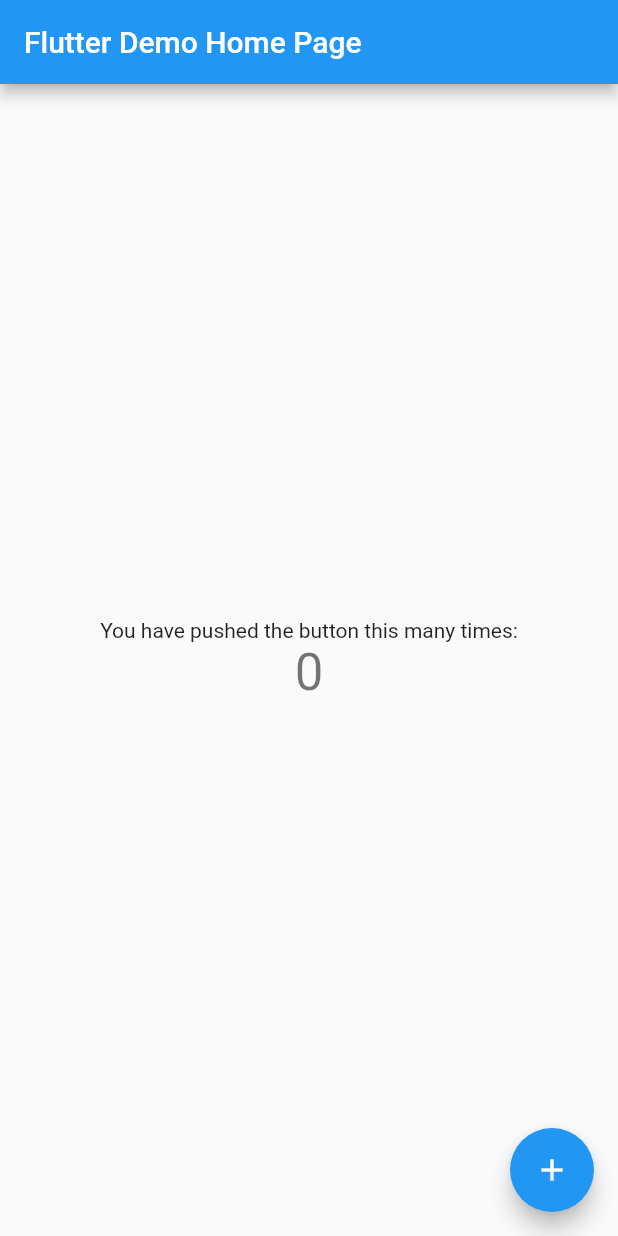
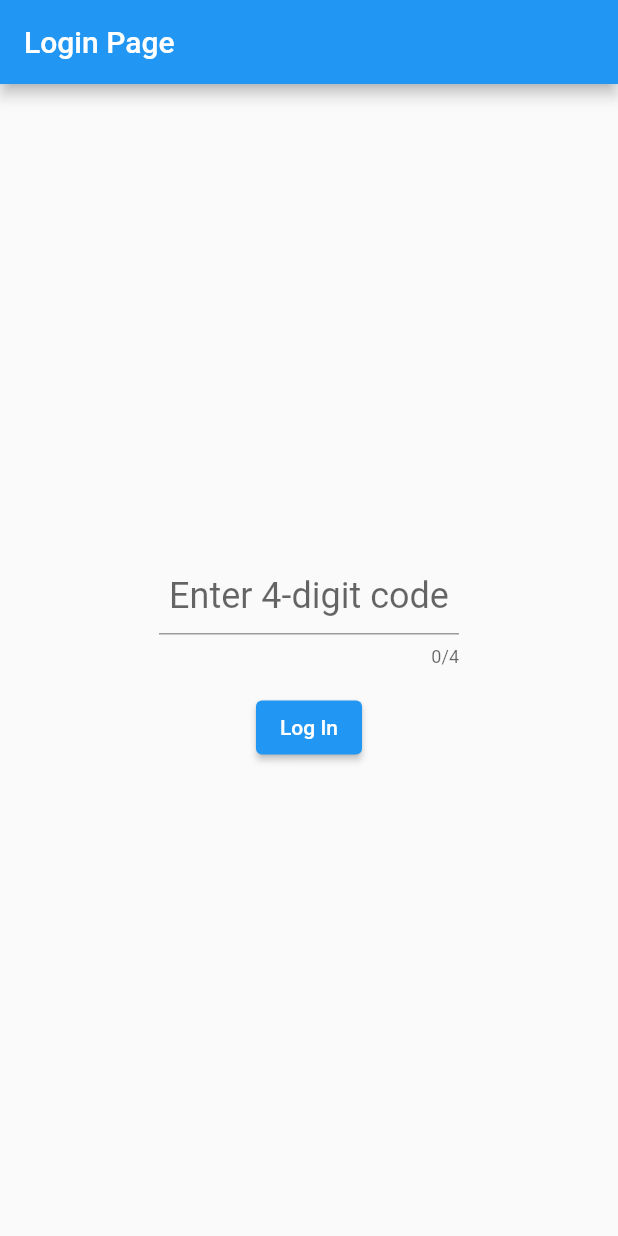
Before and after one commit to galortega/driver_app, a Flutter app: the screen it shows after launch, on a phone screen of 412 x 824 dp. Run offline on Flutter 3.47's test engine with Material 2 defaults, Android fonts, the phone set to English and light mode, and no system bars.

Commit message:
vista de login screen

```diff
--- a/lib/main.dart
+++ b/lib/main.dart
@@ -1,115 +1,18 @@
+import 'package:driver_app/router/app_router.dart';
 import 'package:flutter/material.dart';
 
-void main() {
-  runApp(const MyApp());
-}
+void main() => runApp(const MyApp());
 
 class MyApp extends StatelessWidget {
   const MyApp({super.key});
 
-  // This widget is the root of your application.
   @override
   Widget build(BuildContext context) {
     return MaterialApp(
-      title: 'Flutter Demo',
-      theme: ThemeData(
-        // This is the theme of your application.
-        //
-        // Try running your application with "flutter run". You'll see the
-        // application has a blue toolbar. Then, without quitting the app, try
-        // changing the primarySwatch below to Colors.green and then invoke
-        // "hot reload" (press "r" in the console where you ran "flutter run",
-        // or simply save your changes to "hot reload" in a Flutter IDE).
-        // Notice that the counter didn't reset back to zero; the application
-        // is not restarted.
-        primarySwatch: Colors.blue,
-      ),
-      home: const MyHomePage(title: 'Flutter Demo Home Page'),
+      title: 'Driver App',
+      initialRoute: AppRoutes.initialRoute,
+      routes: AppRoutes.routes,
+      onGenerateRoute: AppRoutes.onGenerateRoute,
     );
   }
 }
-
-class MyHomePage extends StatefulWidget {
-  const MyHomePage({super.key, required this.title});
-
-  // This widget is the home page of your application. It is stateful, meaning
-  // that it has a State object (defined below) that contains fields that affect
-  // how it looks.
-
-  // This class is the configuration for the state. It holds the values (in this
-  // case the title) provided by the parent (in this case the App widget) and
-  // used by the build method of the State. Fields in a Widget subclass are
-  // always marked "final".
-
-  final String title;
-
-  @override
-  State<MyHomePage> createState() => _MyHomePageState();
-}
-
-class _MyHomePageState extends State<MyHomePage> {
-  int _counter = 0;
-
-  void _incrementCounter() {
-    setState(() {
-      // This call to setState tells the Flutter framework that something has
-      // changed in this State, which causes it to rerun the build method below
-      // so that the display can reflect the updated values. If we changed
-      // _counter without calling setState(), then the build method would not be
-      // called again, and so nothing would appear to happen.
-      _counter++;
-    });
-  }
-
-  @override
-  Widget build(BuildContext context) {
-    // This method is rerun every time setState is called, for instance as done
-    // by the _incrementCounter method above.
-    //
-    // The Flutter framework has been optimized to make rerunning build methods
-    // fast, so that you can just rebuild anything that needs updating rather
-    // than having to individually change instances of widgets.
-    return Scaffold(
-      appBar: AppBar(
-        // Here we take the value from the MyHomePage object that was created by
-        // the App.build method, and use it to set our appbar title.
-        title: Text(widget.title),
-      ),
-      body: Center(
-        // Center is a layout widget. It takes a single child and positions it
-        // in the middle of the parent.
-        child: Column(
-          // Column is also a layout widget. It takes a list of children and
-          // arranges them vertically. By default, it sizes itself to fit its
-          // children horizontally, and tries to be as tall as its parent.
-          //
-          // Invoke "debug painting" (press "p" in the console, choose the
-          // "Toggle Debug Paint" action from the Flutter Inspector in Android
-          // Studio, or the "Toggle Debug Paint" command in Visual Studio Code)
-          // to see the wireframe for each widget.
-          //
-          // Column has various properties to control how it sizes itself and
-          // how it positions its children. Here we use mainAxisAlignment to
-          // center the children vertically; the main axis here is the vertical
-          // axis because Columns are vertical (the cross axis would be
-          // horizontal).
-          mainAxisAlignment: MainAxisAlignment.center,
-          children: <Widget>[
-            const Text(
-              'You have pushed the button this many times:',
-            ),
-            Text(
-              '$_counter',
-              style: Theme.of(context).textTheme.headlineMedium,
-            ),
-          ],
-        ),
-      ),
-      floatingActionButton: FloatingActionButton(
-        onPressed: _incrementCounter,
-        tooltip: 'Increment',
-        child: const Icon(Icons.add),
-      ), // This trailing comma makes auto-formatting nicer for build methods.
-    );
-  }
-}
--- /dev/null
+++ b/lib/router/app_router.dart
@@ -0,0 +1,16 @@
+import 'package:flutter/material.dart';
+import 'package:driver_app/screens/screens.dart';
+
+class AppRoutes {
+  static const initialRoute = 'login';
+
+  static Map<String, Widget Function(BuildContext)> routes = {
+    'login': (BuildContext context) => LoginPage(),
+  };
+
+  static Route<dynamic> onGenerateRoute(RouteSettings settings) {
+    return MaterialPageRoute(
+      builder: (context) => const AlertScreen(),
+    );
+  }
+}
--- /dev/null
+++ b/lib/screens/login_screen.dart
@@ -0,0 +1,67 @@
+import 'package:flutter/material.dart';
+
+class LoginPage extends StatelessWidget {
+  final TextEditingController codeController = TextEditingController();
+
+  LoginPage({super.key});
+
+  @override
+  Widget build(BuildContext context) {
+    return Scaffold(
+      appBar: AppBar(
+        title: const Text('Login Page'),
+      ),
+      body: Center(
+        child: Column(
+          mainAxisAlignment: MainAxisAlignment.center,
+          children: [
+            SizedBox(
+              width: 200.0,
+              child: TextField(
+                controller: codeController,
+                keyboardType: TextInputType.number,
+                maxLength: 4,
+                textAlign: TextAlign.center,
+                style: const TextStyle(fontSize: 24.0),
+                decoration: const InputDecoration(
+                  hintText: 'Enter 4-digit code',
+                ),
+              ),
+            ),
+            const SizedBox(height: 16.0),
+            ElevatedButton(
+              child: const Text('Log In'),
+              onPressed: () {
+                String code = codeController.text;
+                if (code.length == 4) {
+                  // TODO: Validate the code and log in the user
+                  // If successful, navigate to the orders page
+                  Navigator.pushReplacementNamed(context, 'orders');
+                } else {
+                  // Show an error message
+                  showDialog(
+                    context: context,
+                    builder: (BuildContext context) {
+                      return AlertDialog(
+                        title: const Text('Error'),
+                        content: const Text('Please enter a 4-digit code.'),
+                        actions: [
+                          TextButton(
+                            child: const Text('OK'),
+                            onPressed: () {
+                              Navigator.of(context).pop();
+                            },
+                          ),
+                        ],
+                      );
+                    },
+                  );
+                }
+              },
+            ),
+          ],
+        ),
+      ),
+    );
+  }
+}
--- /dev/null
+++ b/lib/screens/screens.dart
@@ -0,0 +1,2 @@
+export 'package:driver_app/screens/login_screen.dart';
+export 'package:driver_app/screens/alert_screen.dart';
```
Also changed, not shown: lib/screens/alert_screen.dart (added, +90 -0 lines).
